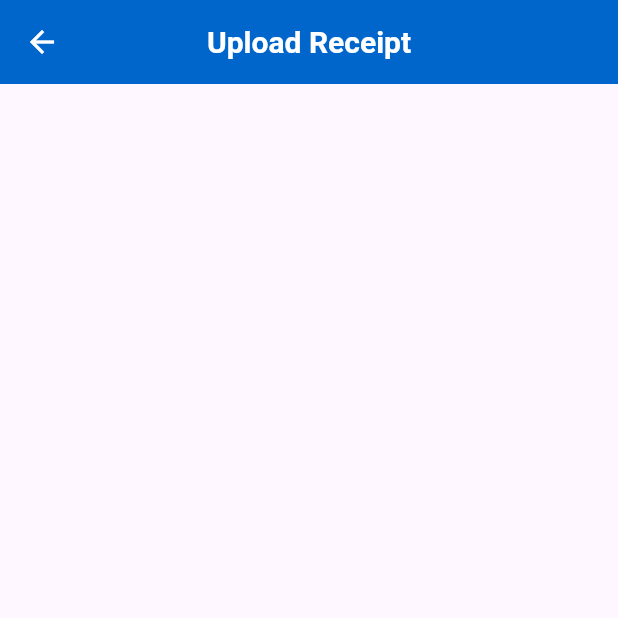
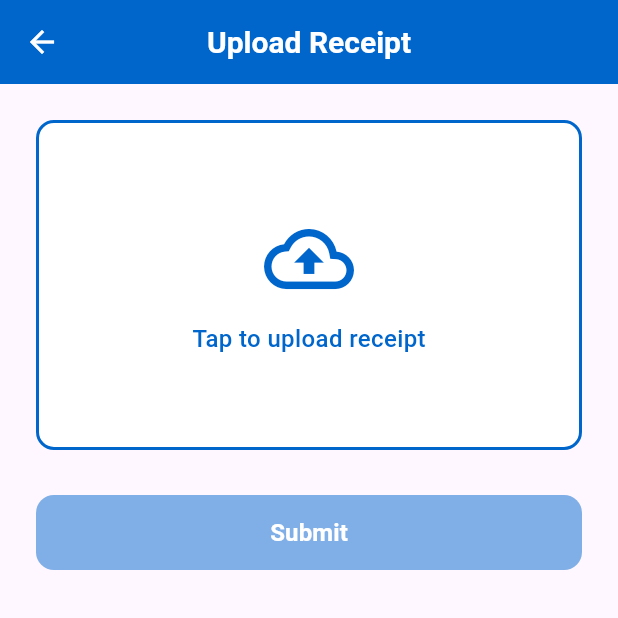
Before and after one commit to Zabith-Fulail/SugarMate, a Flutter app: the UploadReceiptView screen opened by its route, on a phone screen of 412 x 824 dp, the top half of it. Run offline on Flutter 3.47's test engine with Material 3 defaults, Android fonts, the phone set to English and light mode, and no system bars; our stand-ins replace bloc, carousel_slider, connectivity_plus, dartz, device_info_plus, dio and 10 more; accounts and stored records are empty.

Commit message:
feat : upload receipt & added image picker package

```diff
--- a/lib/features/presentation/views/upload_receipt/upload_receipt_view.dart
+++ b/lib/features/presentation/views/upload_receipt/upload_receipt_view.dart
@@ -1,4 +1,7 @@
+import 'dart:io';
+
 import 'package:flutter/material.dart';
+import 'package:image_picker/image_picker.dart';
 
 import '../../../../utils/app_colors.dart';
 
@@ -10,16 +13,33 @@ class UploadReceiptView extends StatefulWidget {
 }
 
 class _UploadReceiptViewState extends State<UploadReceiptView> {
+  File? _selectedImage;
+
+  Future<void> _pickImage() async {
+    final picker = ImagePicker();
+    final pickedFile = await picker.pickImage(source: ImageSource.gallery);
+
+    if (pickedFile != null) {
+      setState(() {
+        _selectedImage = File(pickedFile.path);
+      });
+    }
+  }
+
+  void _removeImage() {
+    setState(() {
+      _selectedImage = null;
+    });
+  }
+
   @override
   Widget build(BuildContext context) {
     return Scaffold(
       appBar: AppBar(
-        iconTheme: IconThemeData(
-            color: AppColors.appWhiteColor
-        ),
+        iconTheme: IconThemeData(color: AppColors.appWhiteColor),
         backgroundColor: AppColors.primaryColor,
         foregroundColor: AppColors.appWhiteColor,
-        title: Text("Upload Receipt"),
+        title: const Text("Upload Receipt"),
         centerTitle: true,
         titleTextStyle: const TextStyle(
           fontSize: 20,
@@ -27,6 +47,119 @@ class _UploadReceiptViewState extends State<UploadReceiptView> {
           color: AppColors.appWhiteColor,
         ),
       ),
+      body: Padding(
+        padding: const EdgeInsets.all(24.0),
+        child: Column(
+          children: [
+            GestureDetector(
+              onTap: _pickImage,
+              child: DottedBorderContainer(
+                child: _selectedImage == null
+                    ? Column(
+                        mainAxisAlignment: MainAxisAlignment.center,
+                        children: [
+                          Icon(Icons.cloud_upload_outlined,
+                              size: 60, color: AppColors.primaryColor),
+                          const SizedBox(height: 12),
+                          Text(
+                            'Tap to upload receipt',
+                            style: TextStyle(
+                              fontSize: 16,
+                              color: AppColors.primaryColor,
+                              fontWeight: FontWeight.w500,
+                            ),
+                          ),
+                        ],
+                      )
+                    : Stack(
+                        children: [
+                          ClipRRect(
+                            borderRadius: BorderRadius.circular(12),
+                            child: Image.file(
+                              _selectedImage!,
+                              fit: BoxFit.cover,
+                              width: double.infinity,
+                              height: double.infinity,
+                            ),
+                          ),
+                          Positioned(
+                            right: 8,
+                            top: 8,
+                            child: GestureDetector(
+                              onTap: _removeImage,
+                              child: Container(
+                                decoration: BoxDecoration(
+                                  color: Colors.black54,
+                                  shape: BoxShape.circle,
+                                ),
+                                child: const Padding(
+                                  padding: EdgeInsets.all(6.0),
+                                  child: Icon(Icons.close,
+                                      size: 18, color: Colors.white),
+                                ),
+                              ),
+                            ),
+                          ),
+                        ],
+                      ),
+              ),
+            ),
+            const SizedBox(height: 30),
+            SizedBox(
+              width: double.infinity,
+              height: 50,
+              child: ElevatedButton(
+                onPressed: _selectedImage != null
+                    ? () {
+                        // Upload logic here
+                      }
+                    : null,
+                style: ElevatedButton.styleFrom(
+                  backgroundColor: AppColors.primaryColor,
+                  disabledBackgroundColor:
+                      AppColors.primaryColor.withValues(alpha: 0.5),
+                  shape: RoundedRectangleBorder(
+                    borderRadius: BorderRadius.circular(12),
+                  ),
+                ),
+                child: const Text(
+                  'Submit',
+                  style: TextStyle(
+                    fontWeight: FontWeight.bold,
+                    fontSize: 16,
+                    color: AppColors.appWhiteColor,
+                  ),
+                ),
+              ),
+            ),
+          ],
+        ),
+      ),
     );
   }
 }
+
+// Helper widget for the dashed-border container
+class DottedBorderContainer extends StatelessWidget {
+  final Widget child;
+
+  const DottedBorderContainer({super.key, required this.child});
+
+  @override
+  Widget build(BuildContext context) {
+    return Container(
+      height: 220,
+      width: double.infinity,
+      decoration: BoxDecoration(
+        color: AppColors.appWhiteColor,
+        borderRadius: BorderRadius.circular(12),
+        border: Border.all(
+          color: AppColors.primaryColor,
+          width: 2,
+          style: BorderStyle.solid,
+        ),
+      ),
+      child: child,
+    );
+  }
+}
--- a/pubspec.yaml
+++ b/pubspec.yaml
@@ -34,6 +34,7 @@ dependencies:
   lottie: ^3.3.1
   carousel_slider: ^5.0.0
   path_provider: ^2.1.5
+  image_picker: ^1.1.2
 
 dependency_overrides:
   intl: ^0.20.2
```
Also changed, not shown: pubspec.lock, 5 other files.
